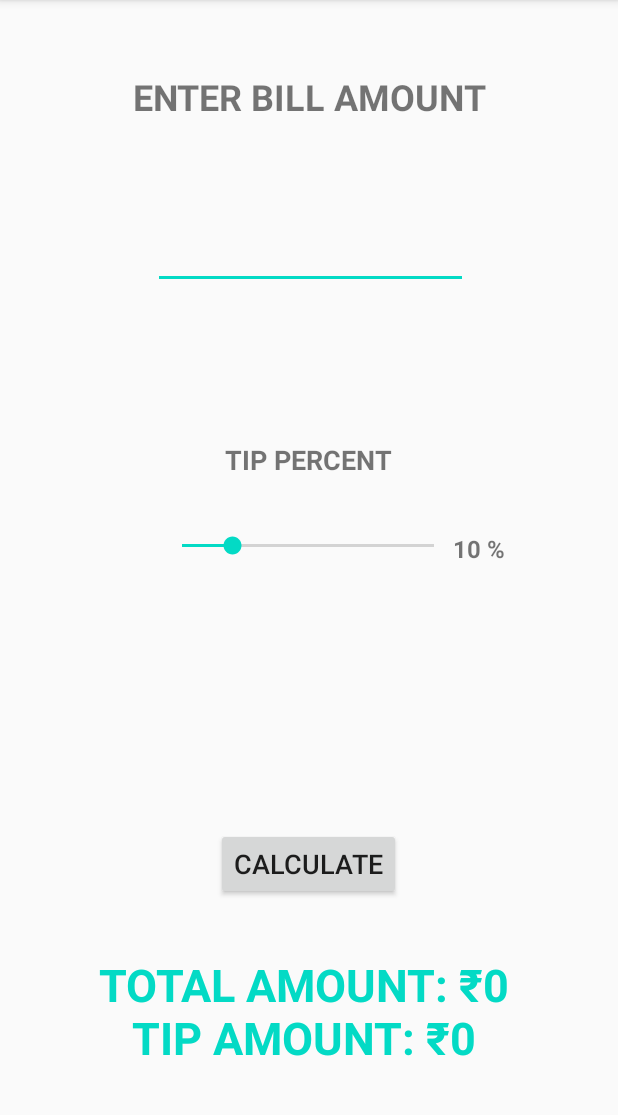
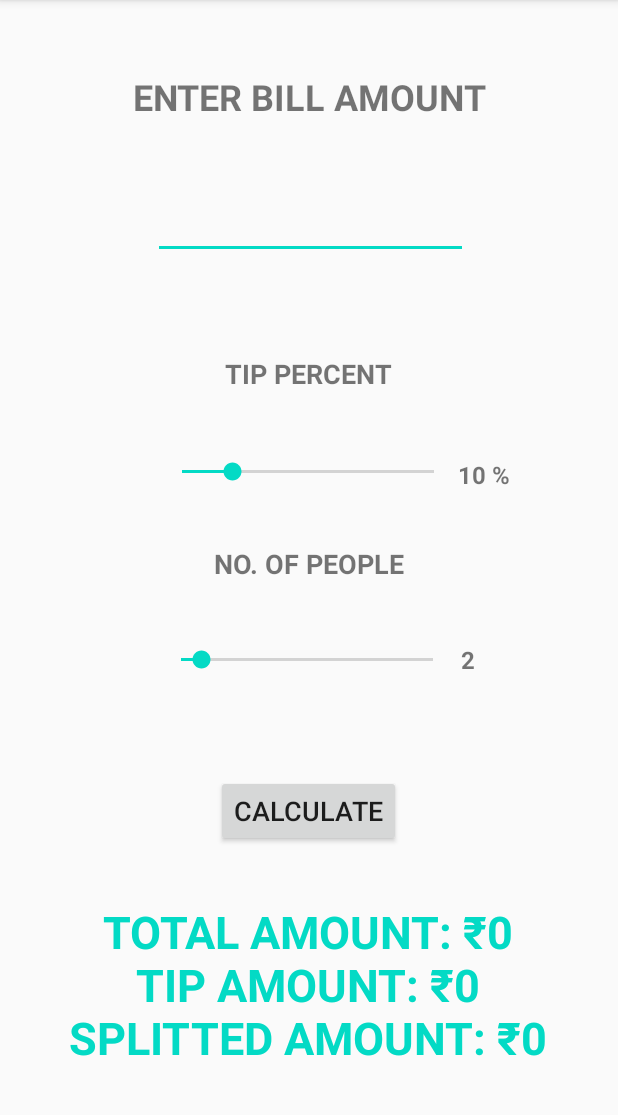
Before and after one commit to Soumyo78/Android-Practice-Projects, an Android app: the screen it shows after launch (MainActivity), after a tap on "CALCULATE", on a phone screen of 412 x 824 dp, the part 84-1199 px from its top. Run offline under Robolectric (Android 15) with nearby library versions, the phone set to English and light mode, and no system bars; 1 statement that could not run was skipped.

Commit message:
Bill split functionality added

```diff
--- a/app/src/main/java/com/soumyoroy/tipcalculator/MainActivity.kt
+++ b/app/src/main/java/com/soumyoroy/tipcalculator/MainActivity.kt
@@ -12,9 +12,24 @@ class MainActivity : AppCompatActivity() {
         setContentView(R.layout.activity_main)
 
         // Creating seekbar functionality
+
+        // For Tip Percent
         seekBarTipPercent.setOnSeekBarChangeListener(object : SeekBar.OnSeekBarChangeListener{
             override fun onProgressChanged(seekBar: SeekBar?, progress: Int, fromUser: Boolean) {
                 seekbarPercentText.text = progress.toString()+" %"
+            }
+
+            override fun onStartTrackingTouch(seekBar: SeekBar?) {
+            }
+
+            override fun onStopTrackingTouch(seekBar: SeekBar?) {
+            }
+        })
+
+        // For No of People
+        seekBarNoOfPeople.setOnSeekBarChangeListener(object : SeekBar.OnSeekBarChangeListener{
+            override fun onProgressChanged(seekBar: SeekBar?, progress: Int, fromUser: Boolean) {
+                seekbarNoOfPeopleText.text = progress.toString()
             }
 
             override fun onStartTrackingTouch(seekBar: SeekBar?) {
@@ -40,8 +55,17 @@ class MainActivity : AppCompatActivity() {
             // Calculating total payment
             var totalPayment = billAmount + tipAmount
 
+            // Adding no of people
+            var noOfPeople = seekBarNoOfPeople.progress
+
+            // Calculating splitted amount
+            var splittedAmount = totalPayment / noOfPeople
+
             // Display the result
-            totalPaymentText.text = "Total Amount: ₹"+totalPayment+"\nTip Amount: ₹"+tipAmount
+            // totalPaymentText.text = "Total Amount: ₹"+totalPayment+"\nTip Amount: ₹"+tipAmount+"\nSplitted Amount: ₹"+splittedAmount // This is method 1 ( By using concatenating )
+            totalPaymentText.text = "Total Amount: ₹${totalPayment}\nTip Amount: ₹${tipAmount}\nSplitted Amount: ₹${splittedAmount}" // This is method 2 ( By using placeholder )
+            // We have to use dollar sign ($) in order to use placeholder
+
         }
 
     }
--- a/app/src/main/res/layout/activity_main.xml
+++ b/app/src/main/res/layout/activity_main.xml
@@ -26,9 +26,9 @@
         android:layout_width="210dp"
         android:layout_height="52dp"
         android:layout_marginStart="100dp"
-        android:layout_marginTop="30dp"
+        android:layout_marginTop="10dp"
         android:layout_marginEnd="100dp"
-        android:layout_marginBottom="101dp"
+        android:layout_marginBottom="32dp"
         android:ems="10"
         android:gravity="center"
         android:inputType="number"
@@ -58,6 +58,7 @@
         android:id="@+id/tipPercentText"
         android:layout_width="wrap_content"
         android:layout_height="wrap_content"
+        android:layout_marginTop="32dp"
         android:layout_marginBottom="48dp"
         android:text="@string/tip_percent"
         android:textAllCaps="true"
@@ -66,13 +67,14 @@
         app:layout_constraintBottom_toTopOf="@+id/seekBarTipPercent"
         app:layout_constraintEnd_toEndOf="parent"
         app:layout_constraintHorizontal_bias="0.498"
-        app:layout_constraintStart_toStartOf="parent" />
+        app:layout_constraintStart_toStartOf="parent"
+        app:layout_constraintTop_toBottomOf="@+id/editTextBillAmount" />
 
     <SeekBar
         android:id="@+id/seekBarTipPercent"
         android:layout_width="200dp"
         android:layout_height="wrap_content"
-        android:layout_marginTop="36dp"
+        android:layout_marginTop="44dp"
         android:max="50"
         android:progress="10"
         app:layout_constraintEnd_toEndOf="parent"
@@ -90,7 +92,7 @@
         android:textStyle="bold"
         app:layout_constraintBottom_toBottomOf="@+id/seekBarTipPercent"
         app:layout_constraintEnd_toEndOf="parent"
-        app:layout_constraintHorizontal_bias="1.0"
+        app:layout_constraintHorizontal_bias="0.0"
         app:layout_constraintStart_toEndOf="@+id/seekBarTipPercent"
         app:layout_constraintTop_toTopOf="@+id/seekBarTipPercent"
         app:layout_constraintVertical_bias="0.0" />
@@ -113,4 +115,46 @@
         app:layout_constraintHorizontal_bias="0.428"
         app:layout_constraintStart_toStartOf="parent" />
 
+    <TextView
+        android:id="@+id/noOfPeopleText"
+        android:layout_width="wrap_content"
+        android:layout_height="wrap_content"
+        android:layout_marginTop="40dp"
+        android:text="@string/no_of_people"
+        android:textAllCaps="true"
+        android:textSize="18sp"
+        android:textStyle="bold"
+        app:layout_constraintEnd_toEndOf="parent"
+        app:layout_constraintStart_toStartOf="parent"
+        app:layout_constraintTop_toBottomOf="@+id/seekBarTipPercent" />
+
+    <SeekBar
+        android:id="@+id/seekBarNoOfPeople"
+        android:layout_width="200dp"
+        android:layout_height="wrap_content"
+        android:layout_marginStart="105dp"
+        android:layout_marginTop="32dp"
+        android:layout_marginEnd="1dp"
+        android:layout_marginBottom="57dp"
+        android:max="25"
+        android:progress="2"
+        app:layout_constraintBottom_toTopOf="@+id/calculateBtn"
+        app:layout_constraintEnd_toStartOf="@+id/seekbarNoOfPeopleText"
+        app:layout_constraintStart_toStartOf="parent"
+        app:layout_constraintTop_toBottomOf="@+id/noOfPeopleText" />
+
+    <TextView
+        android:id="@+id/seekbarNoOfPeopleText"
+        android:layout_width="wrap_content"
+        android:layout_height="wrap_content"
+        android:layout_marginStart="1dp"
+        android:layout_marginEnd="96dp"
+        android:text="@string/_2"
+        android:textSize="16sp"
+        android:textStyle="bold"
+        app:layout_constraintBottom_toBottomOf="@+id/seekBarNoOfPeople"
+        app:layout_constraintEnd_toEndOf="parent"
+        app:layout_constraintStart_toEndOf="@+id/seekBarNoOfPeople"
+        app:layout_constraintTop_toTopOf="@+id/seekBarNoOfPeople" />
+
 </androidx.constraintlayout.widget.ConstraintLayout>
--- a/app/src/main/res/values/strings.xml
+++ b/app/src/main/res/values/strings.xml
@@ -1,8 +1,10 @@
 <resources>
     <string name="app_name">Tip Calculator</string>
     <string name="bill">Enter Bill Amount</string>
-    <string name="total_500_tip_50">Total Amount: ₹0\nTip Amount: ₹0</string>
+    <string name="total_500_tip_50">Total Amount: ₹0\nTip Amount: ₹0\nSplitted Amount: ₹0</string>
     <string name="calculate">Calculate</string>
     <string name="_10">10 %</string>
     <string name="tip_percent">Tip Percent</string>
+    <string name="no_of_people">No. of People</string>
+    <string name="_2">2</string>
 </resources>
```
